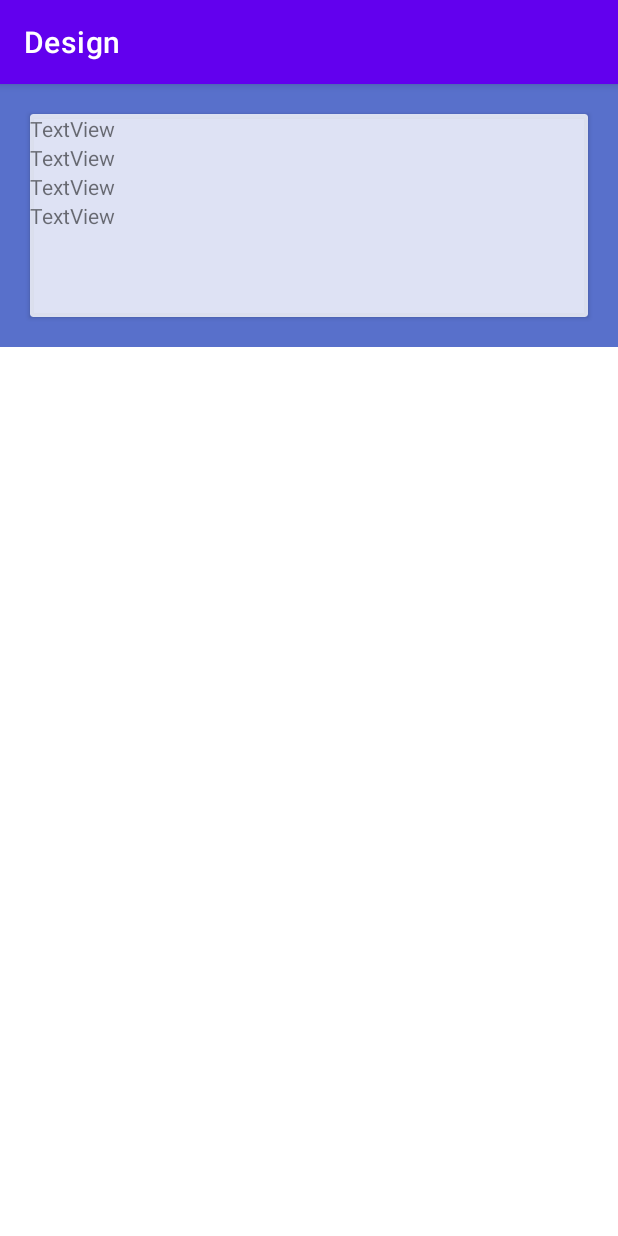
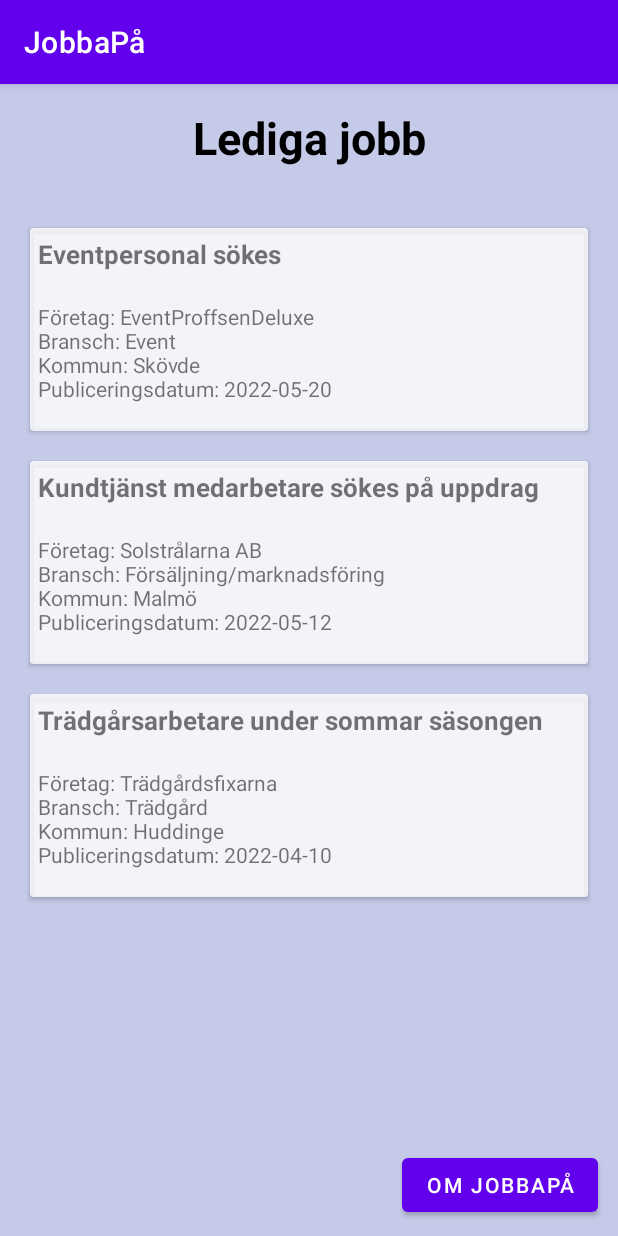
Before and after one commit to g21emmka/Design, an Android app: the screen it shows after launch (MainActivity), on a phone screen of 412 x 824 dp. Run offline under Robolectric (Android 15) with nearby library versions, the phone set to English and light mode, and no system bars.

Commit message:
activity_main styled

```diff
--- a/app/src/main/res/layout/activity_main.xml
+++ b/app/src/main/res/layout/activity_main.xml
@@ -3,67 +3,153 @@
     xmlns:app="http://schemas.android.com/apk/res-auto"
     xmlns:tools="http://schemas.android.com/tools"
     android:layout_width="match_parent"
-    android:layout_height="wrap_content"
-    android:background="#5870cb"
+    android:layout_height="match_parent"
+    android:background="#c5cae9"
     tools:context=".MainActivity">
 
+    <TextView
+        android:id="@+id/title"
+        android:layout_width="wrap_content"
+        android:layout_height="wrap_content"
+        android:text="Lediga jobb"
+        android:textStyle="bold"
+        app:layout_constraintLeft_toLeftOf="parent"
+        app:layout_constraintRight_toRightOf="parent"
+        app:layout_constraintTop_toTopOf="parent"
+        android:layout_marginTop="15dp"
+        android:paddingBottom="20dp"
+        android:textColor="@color/black"
+        android:textSize="30dp"/>
+
+
     <androidx.cardview.widget.CardView
+        android:id="@+id/card_view"
+        android:layout_width="match_parent"
+        android:layout_height="wrap_content"
+        android:layout_margin="20dp"
+        android:layout_marginTop="20dp"
+        app:cardBackgroundColor="#CCFFFFFF"
+        app:layout_constraintStart_toStartOf="parent"
+        app:layout_constraintTop_toBottomOf="@id/title">
+
+        <androidx.constraintlayout.widget.ConstraintLayout
+            android:layout_width="match_parent"
+            android:layout_height="135dp">
+
+            <TextView
+                android:id="@+id/advertisement_title"
+                android:layout_width="wrap_content"
+                android:layout_height="wrap_content"
+                android:text="Eventpersonal sökes"
+                android:textSize="17dp"
+                android:textStyle="bold"
+                android:layout_marginLeft="5dp"
+                android:paddingTop="5dp"
+                android:paddingBottom="20dp"
+                app:layout_constraintStart_toStartOf="parent"
+                app:layout_constraintTop_toTopOf="parent" />
+            <TextView
+                android:id="@+id/advertisement_text"
+                android:layout_width="wrap_content"
+                android:layout_height="wrap_content"
+                android:text="@string/advertisement_text"
+                android:layout_marginLeft="5dp"
+                app:layout_constraintStart_toStartOf="parent"
+                app:layout_constraintTop_toBottomOf="@id/advertisement_title" />
+
+        </androidx.constraintlayout.widget.ConstraintLayout>
+    </androidx.cardview.widget.CardView>
+
+    <androidx.cardview.widget.CardView
+        android:id="@+id/card_view2"
         android:layout_width="match_parent"
         android:layout_height="wrap_content"
         android:layout_margin="20dp"
         app:cardBackgroundColor="#CCFFFFFF"
-        app:layout_constraintBottom_toBottomOf="parent"
-        app:layout_constraintEnd_toEndOf="parent"
+        android:layout_marginTop="20dp"
+        app:layout_constraintTop_toBottomOf="@id/card_view"
         app:layout_constraintStart_toStartOf="parent"
-        app:layout_constraintTop_toTopOf="parent" >
+        >
 
         <androidx.constraintlayout.widget.ConstraintLayout
-            android:id="@+id/card_view"
             android:layout_width="match_parent"
-            android:layout_height="135dp" >
+            android:layout_height="135dp">
 
             <TextView
-                android:id="@+id/title"
+                android:id="@+id/advertisement_title2"
                 android:layout_width="wrap_content"
                 android:layout_height="wrap_content"
-                android:text="TextView"
+                android:text="Kundtjänst medarbetare sökes på uppdrag"
+                android:textSize="17dp"
+                android:textStyle="bold"
+                android:layout_marginLeft="5dp"
+                android:paddingTop="5dp"
+                android:paddingBottom="20dp"
                 app:layout_constraintStart_toStartOf="parent"
-                app:layout_constraintBottom_toTopOf="parent"/>
+                app:layout_constraintTop_toTopOf="parent"/>
 
             <TextView
-                android:id="@+id/Company"
+                android:id="@+id/advertisement_text2"
                 android:layout_width="wrap_content"
                 android:layout_height="wrap_content"
-                android:text="TextView"
+                android:text="@string/advertisement_text2"
+                android:layout_marginLeft="5dp"
                 app:layout_constraintStart_toStartOf="parent"
-                app:layout_constraintTop_toBottomOf="@+id/title"
-                />
-
-            <TextView
-                android:id="@+id/Industry"
-                android:layout_width="wrap_content"
-                android:layout_height="wrap_content"
-                android:text="TextView"
-                app:layout_constraintStart_toStartOf="parent"
-                app:layout_constraintTop_toBottomOf="@+id/Company"/>
-
-            <TextView
-                android:id="@+id/Date"
-                android:layout_width="wrap_content"
-                android:layout_height="wrap_content"
-                app:layout_constraintStart_toStartOf="parent"
-                app:layout_constraintTop_toBottomOf="@+id/Industry"
-                android:text="TextView" />
-
-            <TextView
-                android:id="@+id/County"
-                android:layout_width="wrap_content"
-                android:layout_height="wrap_content"
-                android:text="TextView"
-                app:layout_constraintStart_toStartOf="parent"
-                app:layout_constraintTop_toBottomOf="@id/Date"/>
-
+                app:layout_constraintTop_toBottomOf="@id/advertisement_title2"/>
 
         </androidx.constraintlayout.widget.ConstraintLayout>
     </androidx.cardview.widget.CardView>
+
+    <androidx.cardview.widget.CardView
+        android:id="@+id/card_view3"
+        android:layout_width="match_parent"
+        android:layout_height="wrap_content"
+        android:layout_margin="20dp"
+        app:cardBackgroundColor="#CCFFFFFF"
+        android:layout_marginTop="20dp"
+        app:layout_constraintTop_toBottomOf="@id/card_view2"
+        app:layout_constraintStart_toStartOf="parent">
+
+        <androidx.constraintlayout.widget.ConstraintLayout
+            android:layout_width="match_parent"
+            android:layout_height="135dp">
+
+            <TextView
+                android:id="@+id/advertisement_title3"
+                android:layout_width="wrap_content"
+                android:layout_height="wrap_content"
+                android:text="Trädgårsarbetare under sommar säsongen"
+                android:textSize="17dp"
+                android:textStyle="bold"
+                android:paddingTop="5dp"
+                android:paddingBottom="20dp"
+                android:layout_marginLeft="5dp"
+                app:layout_constraintStart_toStartOf="parent"
+                app:layout_constraintTop_toTopOf="parent"/>
+
+            <TextView
+                android:id="@+id/advertisement_text3"
+                android:layout_width="wrap_content"
+                android:layout_height="wrap_content"
+                android:text="@string/advertisement_text3"
+                android:layout_marginLeft="5dp"
+                app:layout_constraintStart_toStartOf="parent"
+                app:layout_constraintTop_toBottomOf="@id/advertisement_title3"/>
+        </androidx.constraintlayout.widget.ConstraintLayout>
+
+    </androidx.cardview.widget.CardView>
+
+    <Button
+        android:id="@+id/button_aboutpage"
+        android:layout_width="wrap_content"
+        android:layout_height="wrap_content"
+        android:text="Om jobbaPå"
+        app:layout_constraintBottom_toBottomOf="parent"
+        app:layout_constraintStart_toEndOf="@id/title"
+        app:layout_constraintEnd_toEndOf="parent"
+        android:layout_marginEnd="30dp"
+        android:layout_marginBottom="10dp"/>
+
+
+
 </androidx.constraintlayout.widget.ConstraintLayout>
--- /dev/null
+++ b/app/src/main/res/layout/activity_second.xml
@@ -0,0 +1,6 @@
+<?xml version="1.0" encoding="utf-8"?>
+<androidx.constraintlayout.widget.ConstraintLayout xmlns:android="http://schemas.android.com/apk/res/android"
+    android:layout_width="match_parent"
+    android:layout_height="match_parent">
+
+</androidx.constraintlayout.widget.ConstraintLayout>
--- a/app/src/main/res/values/strings.xml
+++ b/app/src/main/res/values/strings.xml
@@ -1,3 +1,24 @@
 <resources>
-    <string name="app_name">Design</string>
+    <string name="app_name">JobbaPå</string>
+
+    <string name="advertisement_text">
+        Företag: EventProffsenDeluxe
+        \nBransch: Event
+        \nKommun: Skövde
+        \nPubliceringsdatum: 2022-05-20
+    </string>
+
+    <string name="advertisement_text2">
+        Företag: Solstrålarna AB
+        \nBransch: Försäljning/marknadsföring
+        \nKommun: Malmö
+        \nPubliceringsdatum: 2022-05-12
+    </string>
+
+    <string name="advertisement_text3">
+        Företag: Trädgårdsfixarna
+        \nBransch: Trädgård
+        \nKommun: Huddinge
+        \nPubliceringsdatum: 2022-04-10
+    </string>
 </resources>
```
